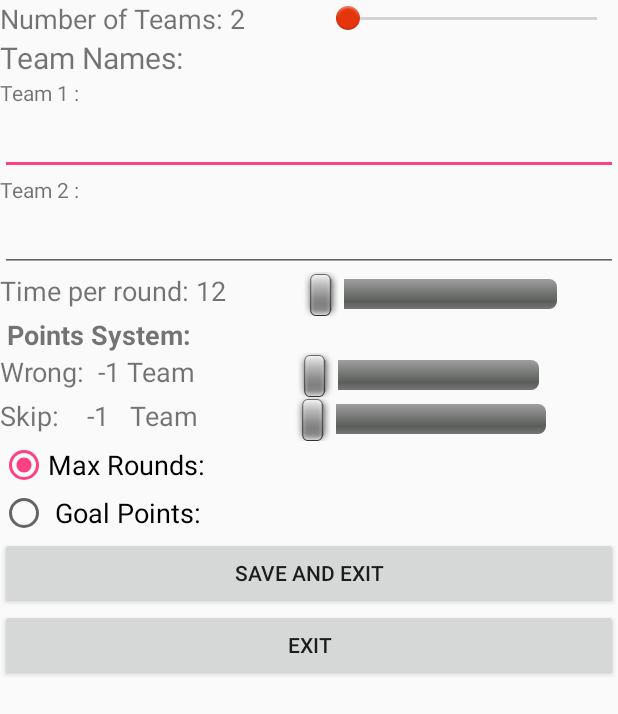
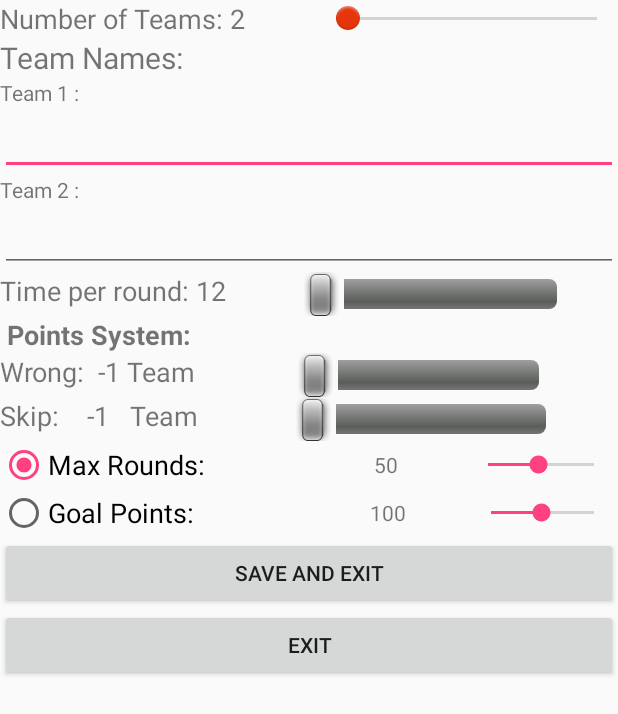
Before and after one commit to condiom/tabu, an Android app: the Settings screen opened directly, with no data from a screen before it, on a phone screen of 412 x 824 dp. Shown: the top 714 px of the screen. Run offline under Robolectric (Android 15) with nearby library versions, the phone set to English and light mode, and no system bars.

Commit message:
fixed: tin ora pu alase omada an epatas amesos to start arkuse na alaksi to kokino or8ogoniui giafto evala ospu na alaksi omada to or8ogonio nan disable to start ekama ta modes tu pexnidiu na duledkun(Max points i goal points) ekama tin end layout ke moilis nikisi kapios na pieni se ekini exi provlima omos gt en efanizi tin ikona sto emulator kati kamo la8os

```diff
--- a/app/src/main/java/tratrafe2/condiom/tambu/Settings.java
+++ b/app/src/main/java/tratrafe2/condiom/tambu/Settings.java
@@ -18,23 +18,27 @@ import android.widget.RadioButton;
 import android.widget.SeekBar;
 import android.widget.TextView;
 
+import org.w3c.dom.Text;
+
 /**
  * Created by tratrafe2 on 12/01/2017.
  */
 
 public class Settings extends Activity {
-    final int MAXTEAMS=6;
+   final int MAXTEAMS = 6;
    Context that;
-    SeekBar teamsBar,timeBar,wrongBar,skipBar;
-    RadioButton btnGoal,btnRounds;
-    TextView txtTeams,txtTime,txtWrong,txtSkip,temp;
+   SeekBar teamsBar, timeBar, wrongBar, skipBar, maxRoundsBar, goalPointsBar;
+   RadioButton btnGoal, btnRounds;
+   TextView txtTeams, txtTime, txtWrong, txtSkip, temp,txtMaxRounds,txtGoalPoints;
    TextView[] teamNames;
    EditText[] teamNamesInput;
    LinearLayout llTeamNames;
-    int realTime,timeProgr,wrong,skip,goal,rounds;
-    int teams=0;
+   int radioInfo;
+   int realTime, timeProgr, wrong, skip, goal, rounds;
+   int teams = 0;
    boolean radio;
    String teamNamesAr[];
+
    @Override
    protected void onCreate(Bundle savedInstanceState) {
       super.onCreate(savedInstanceState);
@@ -42,37 +46,40 @@ public class Settings extends Activity {
 
       that = this;
       //Initializing koumpia
-        teamsBar =(SeekBar) findViewById(R.id.btnTeams);
-        timeBar =(SeekBar) findViewById(R.id.btnTime);
-        wrongBar =(SeekBar) findViewById(R.id.btnWrongPoints);
-        skipBar =(SeekBar) findViewById(R.id.btnSkipPoints);
-        txtTeams =(TextView) findViewById(R.id.txtTeams);
-        txtTime =(TextView) findViewById(R.id.txtTimes);
-        txtWrong =(TextView) findViewById(R.id.txtWrong);
-        txtSkip =(TextView) findViewById(R.id.txtSkip);
-        btnGoal =(RadioButton) findViewById(R.id.btnGoal);
-        btnRounds =(RadioButton) findViewById(R.id.btnRounds);
-
+      maxRoundsBar = (SeekBar) findViewById(R.id.seekBarMaxRounds);
+      goalPointsBar = (SeekBar) findViewById(R.id.seekBarGoalPoints);
+      teamsBar = (SeekBar) findViewById(R.id.btnTeams);
+      timeBar = (SeekBar) findViewById(R.id.btnTime);
+      wrongBar = (SeekBar) findViewById(R.id.btnWrongPoints);
+      skipBar = (SeekBar) findViewById(R.id.btnSkipPoints);
+      txtTeams = (TextView) findViewById(R.id.txtTeams);
+      txtTime = (TextView) findViewById(R.id.txtTimes);
+      txtWrong = (TextView) findViewById(R.id.txtWrong);
+      txtSkip = (TextView) findViewById(R.id.txtSkip);
+      btnGoal = (RadioButton) findViewById(R.id.btnGoal);
+      btnRounds = (RadioButton) findViewById(R.id.btnRounds);
+      txtMaxRounds = (TextView) findViewById(R.id.txtMaxRounds);
+      txtGoalPoints = (TextView) findViewById(R.id.txtGoalPoints);
       // For team names textvies and editviews
-       llTeamNames=(LinearLayout)findViewById(R.id.llteamNames);
-       teamNames=new TextView[MAXTEAMS];
+      llTeamNames = (LinearLayout) findViewById(R.id.llteamNames);
+      teamNames = new TextView[MAXTEAMS];
       teamNamesInput = new EditText[MAXTEAMS];
-       teamNamesAr=new String[MAXTEAMS];
-       for(int i=0;i<MAXTEAMS;i++){
-          teamNamesAr[i]="";
-          teamNames[i]=new TextView(this);
-          teamNames[i].setText("Team "+(i+1)+" :");
-          teamNamesInput[i]=new EditText(this);
+      teamNamesAr = new String[MAXTEAMS];
+      for (int i = 0; i < MAXTEAMS; i++) {
+         teamNamesAr[i] = "";
+         teamNames[i] = new TextView(this);
+         teamNames[i].setText("Team " + (i + 1) + " :");
+         teamNamesInput[i] = new EditText(this);
       }
 
       //Reading settings from file
-        radio=true;
+      radio = true;
       getValues();
-       temp =new TextView(this);
+      temp = new TextView(this);
       temp.setText("Team Names:");
       temp.setTextSize(20);
       llTeamNames.addView(temp);
-       for(int j=0;j<teams+2;j++){
+      for (int j = 0; j < teams + 2; j++) {
          teamNamesInput[j].setText(teamNamesAr[j]);
          llTeamNames.addView(teamNames[j]);
          llTeamNames.addView(teamNamesInput[j]);
@@ -84,43 +91,50 @@ public class Settings extends Activity {
       teamsBar.setProgress(teams);
       txtTeams.setText("Number of Teams: " + (teamsBar.getProgress() + 2));
       timeBar.setProgress(timeProgr);
-        if(timeBar.getProgress()==0){
+      if (timeBar.getProgress() == 0) {
          //TODO
          // realTime=30;
          // just fo testing
-            realTime=12;
-        }else{
-            realTime=((timeBar.getProgress() * 30)+30);
+         realTime = 12;
+      } else {
+         realTime = ((timeBar.getProgress() * 30) + 30);
       }
       txtTime.setText("Time per round: " + realTime);
 
       wrongBar.setProgress(wrong);
-        if(wrong-1==0) {
+      if (wrong - 1 == 0) {
          txtWrong.setText("Wrong:   0 ");
-        }else if(wrong-1==1){
+      } else if (wrong - 1 == 1) {
          txtWrong.setText("Wrong:  +1 Others");
-        }else{
+      } else {
          txtWrong.setText("Wrong:  -1 Team");
       }
       skipBar.setProgress(skip);
-        if(skip-1==0) {
+      if (skip - 1 == 0) {
          txtSkip.setText("Skip:     0 ");
-        }else if(skip-1==1){
+      } else if (skip - 1 == 1) {
          txtSkip.setText("Skip:    +1   Others");
-        }else{
+      } else {
          txtSkip.setText("Skip:    -1   Team");
       }
-
+      if(radio){
+         txtMaxRounds.setText(radioInfo+"");
+         maxRoundsBar.setProgress(radioInfo/5-1);
+      }
+      else {
+         txtGoalPoints.setText(radioInfo+"");
+         goalPointsBar.setProgress(radioInfo/5-1);
+      }
       //SeekBars listeners
       teamsBar.setOnSeekBarChangeListener(new SeekBar.OnSeekBarChangeListener() {
          @Override
          public void onProgressChanged(SeekBar seekBar, int i, boolean b) {
 
-               int teams=(teamsBar.getProgress() + 2);
+            int teams = (teamsBar.getProgress() + 2);
             txtTeams.setText("Number of Teams: " + teams);
             llTeamNames.removeAllViews();
             llTeamNames.addView(temp);
-               for(int j=0;j<teams;j++){
+            for (int j = 0; j < teams; j++) {
                teamNamesInput[j].setText(teamNamesAr[j]);
                llTeamNames.addView(teamNames[j]);
                llTeamNames.addView(teamNamesInput[j]);
@@ -128,6 +142,7 @@ public class Settings extends Activity {
             }
 
          }
+
          @Override
          public void onStartTrackingTouch(SeekBar seekBar) {
 
@@ -141,10 +156,10 @@ public class Settings extends Activity {
       timeBar.setOnSeekBarChangeListener(new SeekBar.OnSeekBarChangeListener() {
          @Override
          public void onProgressChanged(SeekBar seekBar, int i, boolean b) {
-                if(timeBar.getProgress()==0){
-                    realTime=30;
-                }else{
-                    realTime=((timeBar.getProgress() * 30)+30);
+            if (timeBar.getProgress() == 0) {
+               realTime = 30;
+            } else {
+               realTime = ((timeBar.getProgress() * 30) + 30);
             }
             txtTime.setText("Time per round: " + realTime);
          }
@@ -162,14 +177,15 @@ public class Settings extends Activity {
       wrongBar.setOnSeekBarChangeListener(new SeekBar.OnSeekBarChangeListener() {
          @Override
          public void onProgressChanged(SeekBar seekBar, int i, boolean b) {
-                if(wrongBar.getProgress()-1==0) {
+            if (wrongBar.getProgress() - 1 == 0) {
                txtWrong.setText("Wrong:   0 ");
-                }else if(wrongBar.getProgress()-1==1){
+            } else if (wrongBar.getProgress() - 1 == 1) {
                txtWrong.setText("Wrong:  +1 Others");
-                }else{
+            } else {
                txtWrong.setText("Wrong:  -1 Team");
             }
          }
+
          @Override
          public void onStartTrackingTouch(SeekBar seekBar) {
 
@@ -183,14 +199,15 @@ public class Settings extends Activity {
       skipBar.setOnSeekBarChangeListener(new SeekBar.OnSeekBarChangeListener() {
          @Override
          public void onProgressChanged(SeekBar seekBar, int i, boolean b) {
-                if(skipBar.getProgress()-1==0) {
+            if (skipBar.getProgress() - 1 == 0) {
                txtSkip.setText("Skip:     0 ");
-                }else if(skipBar.getProgress()-1==1){
+            } else if (skipBar.getProgress() - 1 == 1) {
                txtSkip.setText("Skip:    +1 Others");
-                }else{
+            } else {
                txtSkip.setText("Skip:    -1 Team");
             }
          }
+
          @Override
          public void onStartTrackingTouch(SeekBar seekBar) {
 
@@ -201,69 +218,118 @@ public class Settings extends Activity {
 
          }
       });
+      maxRoundsBar.setOnSeekBarChangeListener(new SeekBar.OnSeekBarChangeListener() {
+         @Override
+         public void onProgressChanged(SeekBar seekBar, int i, boolean b) {
+            txtMaxRounds.setText(maxRoundsBar.getProgress()*5+5+"");
+         }
 
+         @Override
+         public void onStartTrackingTouch(SeekBar seekBar) {
+
+         }
+
+         @Override
+         public void onStopTrackingTouch(SeekBar seekBar) {
+
+         }
+      });
+      goalPointsBar.setOnSeekBarChangeListener(new SeekBar.OnSeekBarChangeListener() {
+         @Override
+         public void onProgressChanged(SeekBar seekBar, int i, boolean b) {
+            txtGoalPoints.setText(goalPointsBar.getProgress()*5+5+"");
+         }
+
+         @Override
+         public void onStartTrackingTouch(SeekBar seekBar) {
+
+         }
+
+         @Override
+         public void onStopTrackingTouch(SeekBar seekBar) {
+
+         }
+      });
    }
 
    /**
     * Reads settings from file. (same file can be used in other activities).
     */
-    public void getValues(){
-        SharedPreferences sharedPref=getSharedPreferences("userSettings", Context.MODE_PRIVATE);
-        timeProgr=sharedPref.getInt("timeProgr",timeProgr);
-        teams=sharedPref.getInt("teams",2)-2;
-        wrong=sharedPref.getInt("wrong",wrong);
-        skip =sharedPref.getInt("skip",skip);
-        goal=sharedPref.getInt("goal",goal);
-        rounds=sharedPref.getInt("rounds",rounds);
-        radio=sharedPref.getBoolean("radio",radio);
-       for(int i=0;i<MAXTEAMS;i++){
-          teamNamesAr[i]=sharedPref.getString("team"+i,teamNamesAr[i]);
+   public void getValues() {
+      SharedPreferences sharedPref = getSharedPreferences("userSettings", Context.MODE_PRIVATE);
+      timeProgr = sharedPref.getInt("timeProgr", timeProgr);
+      teams = sharedPref.getInt("teams", 2) - 2;
+      wrong = sharedPref.getInt("wrong", wrong);
+      skip = sharedPref.getInt("skip", skip);
+      goal = sharedPref.getInt("goal", goal);
+      rounds = sharedPref.getInt("rounds", rounds);
+      radio = sharedPref.getBoolean("radio", true);
+      radioInfo = sharedPref.getInt("radioInfo", -1);
+      if(radioInfo==-1){
+         if(radio){
+            radioInfo=50;
+         }
+         else{
+            radioInfo=100;
+         }
+      }
+      for (int i = 0; i < MAXTEAMS; i++) {
+         teamNamesAr[i] = sharedPref.getString("team" + i, teamNamesAr[i]);
       }
    }
 
    /**
     * Saves settings to file.
     */
-    public void saveValues(){
-        SharedPreferences sharedPref=getSharedPreferences("userSettings", Context.MODE_PRIVATE);
-        SharedPreferences.Editor editor=sharedPref.edit();
-        teams=teamsBar.getProgress();
-        timeProgr=timeBar.getProgress();
-        wrong=wrongBar.getProgress();
-        skip=skipBar.getProgress();
+   public void saveValues() {
+      SharedPreferences sharedPref = getSharedPreferences("userSettings", Context.MODE_PRIVATE);
+      SharedPreferences.Editor editor = sharedPref.edit();
+      teams = teamsBar.getProgress();
+      timeProgr = timeBar.getProgress();
+      wrong = wrongBar.getProgress();
+      skip = skipBar.getProgress();
 
-        editor.putInt("realTime",realTime);//done
-        editor.putInt("timeProgr",timeProgr);//done
-        editor.putInt("teams",teams+2);//done
-        editor.putInt("wrong",wrong);//done
-        editor.putInt("skip",skip);//done
-        editor.putInt("goal",goal);
-        editor.putInt("rounds",rounds);
-        editor.putBoolean("settingsChanged",true);
-        for(int i=0;i<MAXTEAMS;i++){
-          String nameOfTeam=teamNamesInput[i].getText().toString();
-        editor.putString("team"+i,nameOfTeam);
+      editor.putInt("realTime", realTime);//done
+      editor.putInt("timeProgr", timeProgr);//done
+      editor.putInt("teams", teams + 2);//done
+      editor.putInt("wrong", wrong);//done
+      editor.putInt("skip", skip);//done
+      editor.putInt("goal", goal);
+      editor.putInt("rounds", rounds);
+      editor.putBoolean("settingsChanged", true);
+      if(radio){
+         radioInfo=Integer.parseInt(txtMaxRounds.getText().toString());
       }
-        editor.putBoolean("radio",radio);//done
+      else {
+         radioInfo=Integer.parseInt(txtGoalPoints.getText().toString());
+
+      }
+      editor.putInt("radioInfo", radioInfo);
+      for (int i = 0; i < MAXTEAMS; i++) {
+         String nameOfTeam = teamNamesInput[i].getText().toString();
+         editor.putString("team" + i, nameOfTeam);
+      }
+      editor.putBoolean("radio", radio);//done
       editor.apply();
    }
 
    /**
-    /*
+    * /*
     * Sets which radio button is clicked and what happens then. (it is called in the activity xml)
+    *
     * @param view
     */
    public void onRadioButtonClicked(View view) {
       boolean checked = ((RadioButton) view).isChecked();
-        switch(view.getId()) {
+      switch (view.getId()) {
          case R.id.btnRounds:
             if (checked)
-                    radio=true;
+               radio = true;
             //TODO
             break;
          case R.id.btnGoal:
             if (checked)
-                    radio=false;
+               radio = false;
             //TODO
             break;
       }
@@ -271,16 +337,19 @@ public class Settings extends Activity {
 
    /**
     * Exits settings menu
+    *
     * @param v
     */
-    public void exitClickS(View v){
+   public void exitClickS(View v) {
       finish();
    }
+
    /**
     * Exits settings menu and saves to file.
+    *
     * @param v
     */
-    public void saveAndExitClick(View v){
+   public void saveAndExitClick(View v) {
       new AlertDialog.Builder(this)
               .setTitle("Save Settings")
               .setMessage("If you save settings any open games will be lost")
--- a/app/src/main/res/layout/activity_game.xml
+++ b/app/src/main/res/layout/activity_game.xml
@@ -13,9 +13,10 @@
     <LinearLayout
         android:layout_width="match_parent"
         android:layout_height="match_parent"
+        android:orientation="vertical"
+        android:layout_alignParentTop="true"
         android:layout_alignParentLeft="true"
-        android:layout_alignParentStart="true"
-        android:orientation="vertical">
+        android:layout_alignParentStart="true">
 
         <FrameLayout
             android:layout_width="match_parent"
--- a/app/src/main/res/layout/activity_settings.xml
+++ b/app/src/main/res/layout/activity_settings.xml
@@ -128,6 +128,12 @@
 
             </LinearLayout>
 
+            <LinearLayout
+                android:orientation="horizontal"
+                android:layout_width="match_parent"
+                android:layout_height="match_parent"
+                android:layout_weight="0.04">
+
                 <RadioGroup
                     android:layout_width="match_parent"
                     android:layout_height="match_parent"
@@ -140,22 +146,82 @@
                         android:id="@+id/btnRounds"
                         android:duplicateParentState="false"
                         android:textSize="18sp"
-                    android:layout_weight="1"
+                        android:layout_weight="2"
                         android:checked="false"
                         android:onClick="onRadioButtonClicked" />
 
                     <RadioButton
-                    android:text=" Goal Points:"
+                        android:text="Goal Points:"
                         android:layout_width="match_parent"
                         android:layout_height="wrap_content"
                         android:id="@+id/btnGoal"
                         android:checked="false"
                         android:duplicateParentState="false"
                         android:textSize="18sp"
-                    android:layout_weight="1"
+                        android:layout_weight="2"
                         android:onClick="onRadioButtonClicked" />
 
                 </RadioGroup>
+
+                <LinearLayout
+                    android:orientation="vertical"
+                    android:layout_width="match_parent"
+                    android:layout_height="match_parent"
+                    android:layout_weight="0.04">
+
+                    <LinearLayout
+                        android:orientation="horizontal"
+                        android:layout_width="match_parent"
+                        android:layout_height="match_parent"
+                        android:layout_weight="0.04"
+                        android:gravity="center_vertical">
+
+                        <TextView
+                            android:text="50"
+                            android:layout_width="match_parent"
+                            android:layout_height="match_parent"
+                            android:id="@+id/txtMaxRounds"
+                            android:layout_weight="1"
+                            android:textAlignment="center"
+                            android:gravity="center_vertical"/>
+
+                        <SeekBar
+                            android:layout_width="match_parent"
+                            android:layout_height="wrap_content"
+                            android:id="@+id/seekBarMaxRounds"
+                            android:layout_weight="1"
+                            android:max="19"
+                            android:progress="9"
+                            />
+                    </LinearLayout>
+
+                    <LinearLayout
+                        android:orientation="horizontal"
+                        android:layout_width="match_parent"
+                        android:layout_height="match_parent"
+                        android:layout_weight="0.04"
+                        android:gravity="center_vertical">
+
+                        <TextView
+                            android:text="100"
+                            android:layout_width="105dp"
+                            android:layout_height="match_parent"
+                            android:id="@+id/txtGoalPoints"
+                            android:textAlignment="center"
+                            android:gravity="center_vertical"/>
+
+                        <SeekBar
+                            android:layout_width="match_parent"
+                            android:layout_height="wrap_content"
+                            android:id="@+id/seekBarGoalPoints"
+                            android:layout_weight="1"
+                            android:max="39"
+                            android:progress="19"/>
+
+                    </LinearLayout>
+                </LinearLayout>
+
+            </LinearLayout>
 
             <Button
                 android:text="Save and Exit"
--- a/app/src/main/res/values/strings.xml
+++ b/app/src/main/res/values/strings.xml
@@ -1,4 +1,5 @@
 <resources>
     <string name="app_name">Tambu</string>
     <string name="title_activity_main_menu">MainMenu</string>
+    <string name="title_activity_end">End</string>
 </resources>
--- a/app/src/main/res/values/styles.xml
+++ b/app/src/main/res/values/styles.xml
@@ -13,8 +13,8 @@
         <item name="windowNoTitle">true</item>
     </style>
 
-    <style name="AppTheme.AppBarOverlay" parent="ThemeOverlay.AppCompat.Dark.ActionBar" />
+    <style name="AppTheme.AppBarOverlay" parent="ThemeOverlay.AppCompat.Dark.ActionBar"/>
 
-    <style name="AppTheme.PopupOverlay" parent="ThemeOverlay.AppCompat.Light" />
+    <style name="AppTheme.PopupOverlay" parent="ThemeOverlay.AppCompat.Light"/>
 
 </resources>
```
Also changed, not shown: app/src/main/AndroidManifest.xml (+8 -5 lines), app/src/main/java/tratrafe2/condiom/tambu/End.java (added, +26 -0 lines), app/src/main/java/tratrafe2/condiom/tambu/Game.java (+60 -26 lines), app/src/main/res/layout/activity_end.xml (added, +36 -0 lines), 1 other file. Lines whose indentation alone changed are shown as unchanged.
